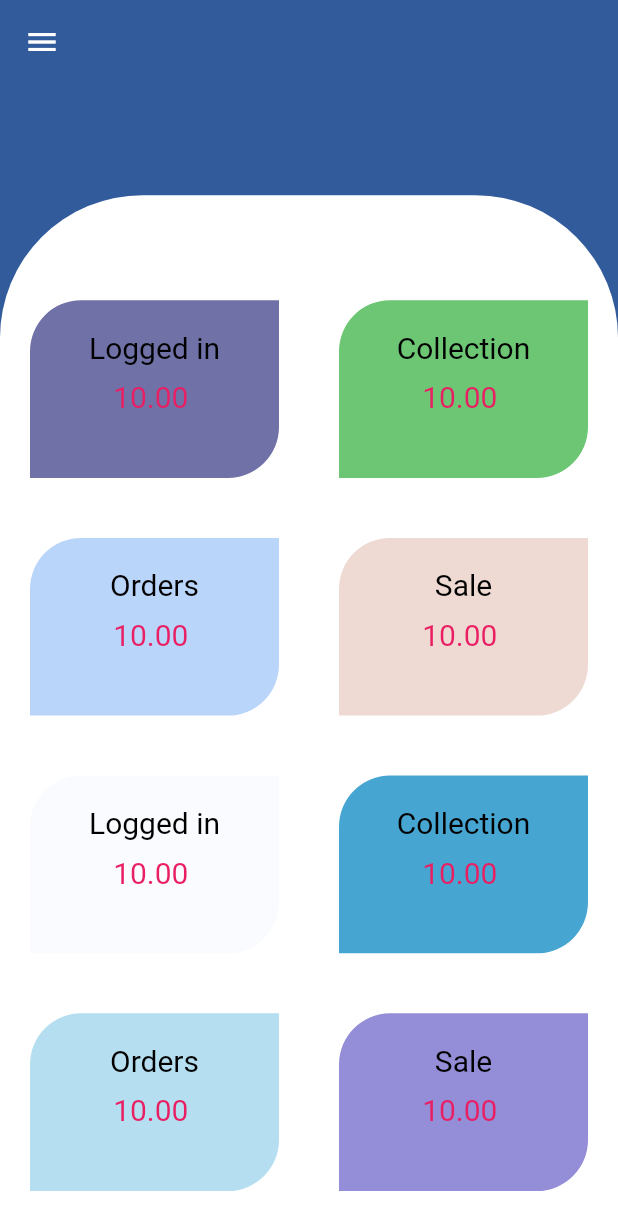
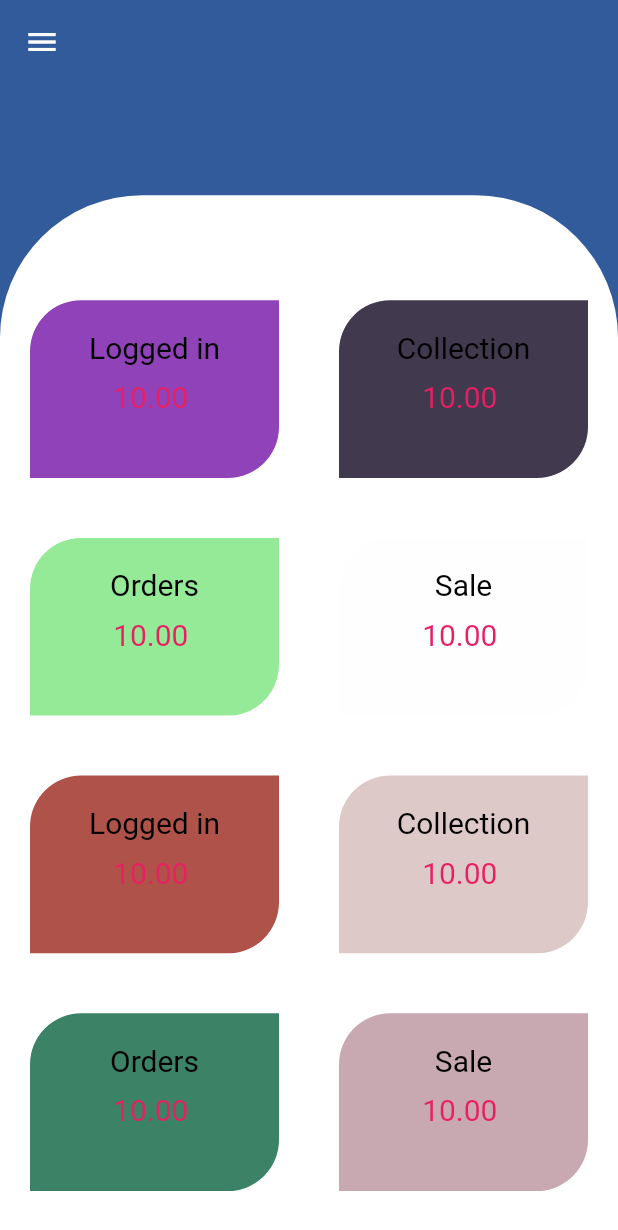
Before and after one commit to vegaKannur12/orderapp, a Flutter app: the Dashboard screen opened directly, on a phone screen of 412 x 824 dp. Shown: the top 1230 px of the screen. Run offline on Flutter 3.47's test engine with Material 2 defaults, Android fonts, the phone set to English and light mode, and no system bars; our stand-ins replace flutter_spinkit, shared_preferences, sqflite; accounts and stored records are empty; Roboto replaces fonts that are missing (Raleway).

```diff
--- a/lib/screen/mainDashboard.dart
+++ b/lib/screen/mainDashboard.dart
@@ -119,11 +119,11 @@ class _MainDashboardState extends State<MainDashboard> {
                           //   ], // red to yellow
                           //   // repeats the gradient over the canvas
                           // ),
-                          color: Color.fromARGB(
-                              _random.nextInt(270),
-                              _random.nextInt(289),
-                              _random.nextInt(250),
-                              _random.nextInt(255)),
+                          color: Color.fromRGBO(
+                              _random.nextInt(212),
+                              _random.nextInt(212),
+                              _random.nextInt(212),
+                              _random.nextDouble()),
                           borderRadius: BorderRadius.only(
                             topLeft: Radius.circular(35),
                             bottomRight: Radius.circular(35),
```
Also changed, not shown: lib/components/randomnumber.dart (added, +9 -0 lines), lib/controller/controller.dart (+25 -1 lines), lib/db_helper.dart (+8 -4 lines), lib/screen/orderForm.dart (+52 -23 lines).
